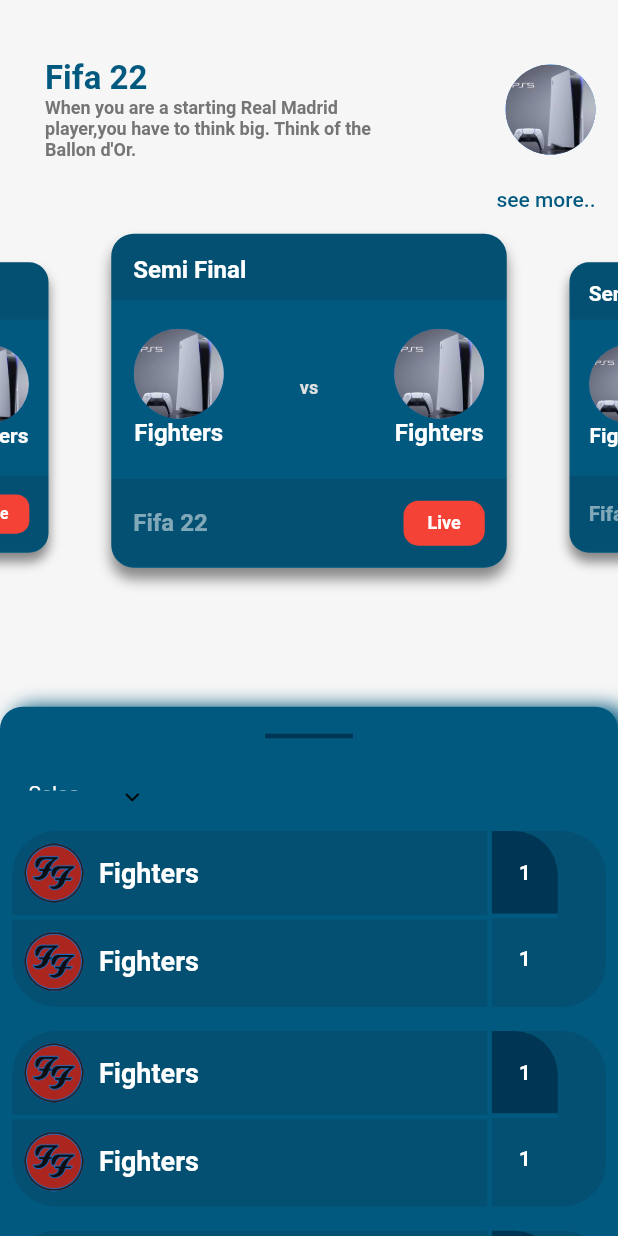
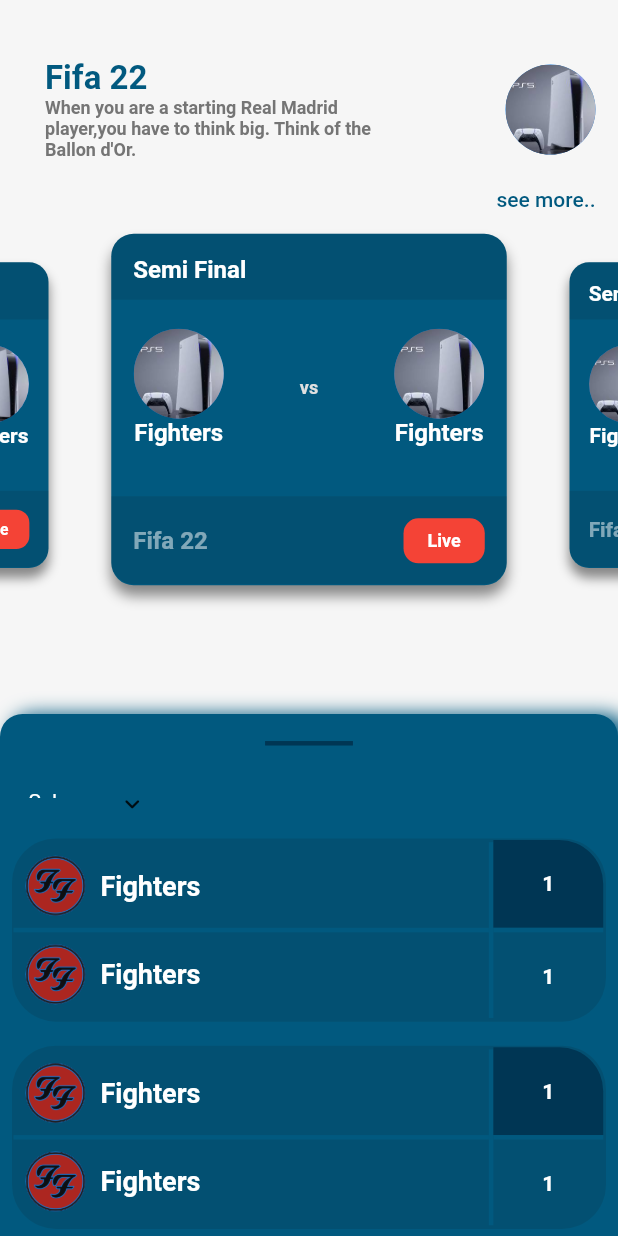
Before and after one commit to YousefSalahKassem/Brave-System, a Flutter app: the GameDetails screen opened by its route, on a phone screen of 412 x 824 dp. Run offline on Flutter 3.47's test engine with Material 2 defaults, Android fonts, the phone set to English and light mode, and no system bars; drawn by our look-alikes of animated_custom_dropdown, carousel_slider; our stand-ins replace after_layout, dots_indicator, flutter_fortune_wheel, flutter_svg, font_awesome_flutter, get and 3 more; missing offline and left inert: awesome_widgets.

Commit message:
responsive changes

```diff
--- a/lib/view/Tournamets/game_details.dart
+++ b/lib/view/Tournamets/game_details.dart
@@ -70,7 +70,7 @@ class GameDetails extends StatelessWidget {
                         Container(
                           margin: const EdgeInsets.only(top: 15),
                           alignment: Alignment.center,
-                          height: Dimensions.height30*7.6,
+                          height: Dimensions.height30*8,
                           width: Dimensions.width30*18,
                           decoration: BoxDecoration(
                             color: ColorsApp().primary,
@@ -228,15 +228,13 @@ class GameDetails extends StatelessWidget {
                 ),
                 SingleChildScrollView(
                   child: SizedBox(
-                    height: Dimensions.splashImage*1.14,
-                    width: Dimensions.screenWidth,
+                    height: Dimensions.splashImage*1.12,
                     child: ListView.builder(
                       itemCount: knockOuts.length,
                       itemBuilder: (context,index){
                         return Container(
                           margin: const EdgeInsets.all(8),
-                          height: Dimensions.height30*4,
-                          width: Dimensions.height30*3,
+                          padding: const EdgeInsets.all(1),
                           decoration: BoxDecoration(
                             borderRadius: BorderRadius.circular(Dimensions.height30),
                             color: ColorsApp().blueTransparent,
@@ -290,7 +288,7 @@ class GameDetails extends StatelessWidget {
                                 ),
                               ),
                               SizedBox(
-                                width:Dimensions.height30*1.5,
+                                width:Dimensions.height30*2.5,
                                 child: Column(
                                   children: [
                                     Container(
@@ -298,7 +296,8 @@ class GameDetails extends StatelessWidget {
                                           color: ColorsApp().blueKnockOut,
                                           borderRadius: BorderRadius.only(topRight: Radius.circular(Dimensions.height30))
                                         ),
-                                        height: Dimensions.height30*1.88,
+                                        height: Dimensions.height30*2,
+                                        width:Dimensions.splashImage*1.5,
                                         child: Center(child: Text(knockOuts[index].hostScore,style: const TextStyle(color: Colors.white,fontWeight: FontWeight.bold),))),
                                     Divider(
                                       color: ColorsApp().primary,
@@ -306,7 +305,7 @@ class GameDetails extends StatelessWidget {
                                       height: 3,
                                     ),
                                     SizedBox(
-                                      height: Dimensions.height30*1.85,
+                                      height: Dimensions.height30*2,
                                       child: Align(
                                           alignment: Alignment.center,
                                           child: Text(knockOuts[index].hostScore,style: const TextStyle(color: Colors.white,fontWeight: FontWeight.bold),)),
--- a/lib/view/Tournamets/tournamets_screen.dart
+++ b/lib/view/Tournamets/tournamets_screen.dart
@@ -88,7 +88,7 @@ class TournamentScreen extends StatelessWidget {
                           Container(
                             margin: const EdgeInsets.only(top: 15),
                             alignment: Alignment.center,
-                            height: Dimensions.height30*7.6,
+                            height: Dimensions.height30*8,
                             width: Dimensions.width30*18,
                             decoration: BoxDecoration(
                               color: ColorsApp().primary,
```
Also changed, not shown: pubspec.lock.
